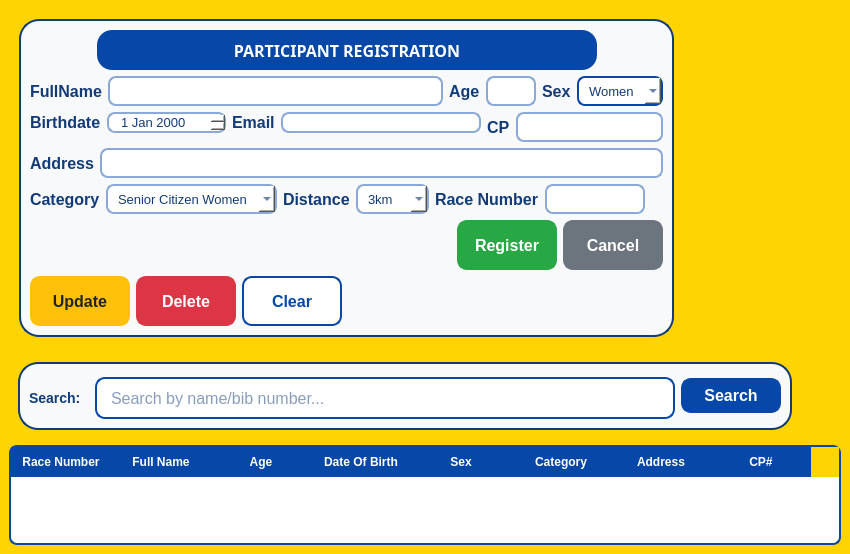
Old version of the form features/registrationFrontPage/registrationBg.ui in the repository MorlyBoyylanan/Fun_Run_Core_Application.
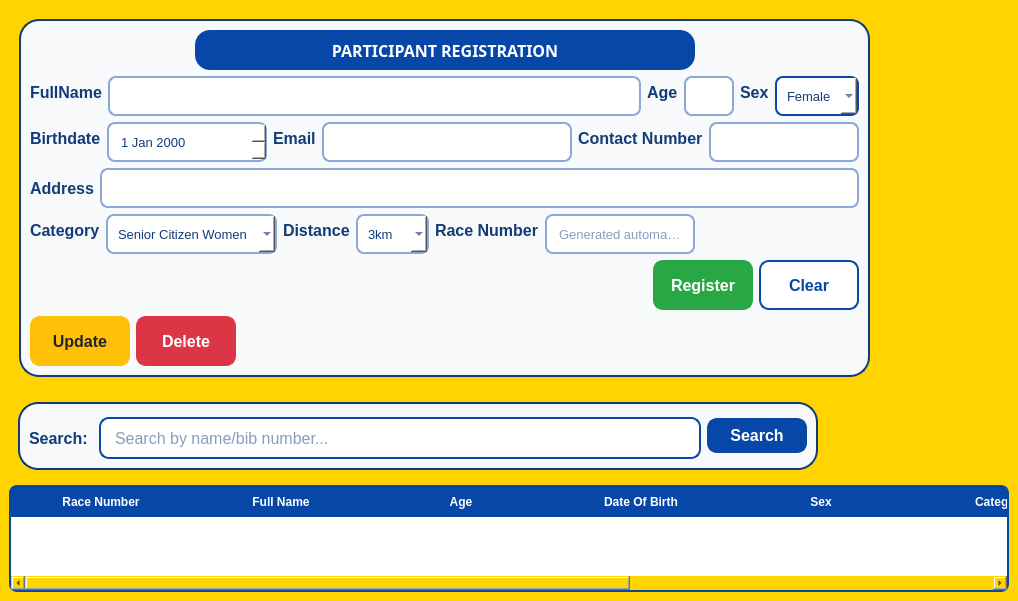
New version of the form.

Patch:
```diff
--- a/features/registrationFrontPage/registrationBg.ui
+++ b/features/registrationFrontPage/registrationBg.ui
@@ -6,8 +6,8 @@
    <rect>
     <x>0</x>
     <y>0</y>
-    <width>850</width>
-    <height>490</height>
+    <width>909</width>
+    <height>601</height>
    </rect>
   </property>
   <property name="sizePolicy">
@@ -194,7 +194,7 @@
                      <property name="minimumSize">
                       <size>
                        <width>0</width>
-                       <height>30</height>
+                       <height>40</height>
                       </size>
                      </property>
                      <property name="font">
@@ -256,7 +256,7 @@
                      <property name="minimumSize">
                       <size>
                        <width>30</width>
-                       <height>30</height>
+                       <height>40</height>
                       </size>
                      </property>
                      <property name="maximumSize">
@@ -324,7 +324,7 @@
                      <property name="minimumSize">
                       <size>
                        <width>70</width>
-                       <height>30</height>
+                       <height>40</height>
                       </size>
                      </property>
                      <property name="font">
@@ -349,7 +349,7 @@
                      </property>
                      <item>
                       <property name="text">
-                       <string>Women</string>
+                       <string>Female</string>
                       </property>
                      </item>
                      <item>
@@ -393,6 +393,12 @@
                    </item>
                    <item row="0" column="1">
                     <widget class="QDateEdit" name="birthdateEdit">
+                     <property name="minimumSize">
+                      <size>
+                       <width>160</width>
+                       <height>40</height>
+                      </size>
+                     </property>
                      <property name="font">
                       <font>
                        <family>Arial</family>
@@ -461,8 +467,8 @@
                     <widget class="QLineEdit" name="emailtxt">
                      <property name="minimumSize">
                       <size>
-                       <width>200</width>
-                       <height>0</height>
+                       <width>250</width>
+                       <height>40</height>
                       </size>
                      </property>
                      <property name="font">
@@ -515,7 +521,7 @@
 }</string>
                      </property>
                      <property name="text">
-                      <string>CP</string>
+                      <string>Contact Number</string>
                      </property>
                     </widget>
                    </item>
@@ -523,8 +529,8 @@
                     <widget class="QLineEdit" name="cptxt">
                      <property name="minimumSize">
                       <size>
-                       <width>130</width>
-                       <height>30</height>
+                       <width>150</width>
+                       <height>40</height>
                       </size>
                      </property>
                      <property name="maximumSize">
@@ -594,7 +600,7 @@
                    <property name="minimumSize">
                     <size>
                      <width>0</width>
-                     <height>30</height>
+                     <height>40</height>
                     </size>
                    </property>
                    <property name="font">
@@ -658,7 +664,7 @@
                      <property name="minimumSize">
                       <size>
                        <width>100</width>
-                       <height>30</height>
+                       <height>40</height>
                       </size>
                      </property>
                      <property name="font">
@@ -747,7 +753,7 @@
                      <property name="minimumSize">
                       <size>
                        <width>30</width>
-                       <height>30</height>
+                       <height>40</height>
                       </size>
                      </property>
                      <property name="maximumSize">
@@ -846,13 +852,13 @@
                     <widget class="QLineEdit" name="racenumbertxt">
                      <property name="minimumSize">
                       <size>
-                       <width>70</width>
-                       <height>30</height>
+                       <width>100</width>
+                       <height>40</height>
                       </size>
                      </property>
                      <property name="maximumSize">
                       <size>
-                       <width>100</width>
+                       <width>150</width>
                        <height>16777215</height>
                       </size>
                      </property>
@@ -880,6 +886,12 @@
     border: 2px solid #0647A8;
 }</string>
                      </property>
+                     <property name="readOnly">
+                      <bool>true</bool>
+                     </property>
+                     <property name="placeholderText">
+                      <string>Generated automatically</string>
+                     </property>
                     </widget>
                    </item>
                   </layout>
@@ -944,7 +956,7 @@
                   </widget>
                  </item>
                  <item>
-                  <widget class="QPushButton" name="cancelButton">
+                  <widget class="QPushButton" name="clearButton">
                    <property name="minimumSize">
                     <size>
                      <width>100</width>
@@ -961,9 +973,9 @@
                    </property>
                    <property name="styleSheet">
                     <string notr="true">QPushButton {
-    background-color: #6C757D;
-    color: #FFFFFF;
-    border: 2px solid #6C757D;
+    background-color: #FFFFFF;
+    color: #0647A8;
+    border: 2px solid #0647A8;
     border-radius: 10px;
     padding: 6px 15px;
     font-family: Arial;
@@ -971,16 +983,17 @@
 }
 
 QPushButton:hover {
-    background-color: #5A6268;
-    border: 2px solid #5A6268;
+    background-color: #EAF2FF;
+    border: 2px solid #0B5CC7;
+    color: #0B5CC7;
 }
 
 QPushButton:pressed {
-    background-color: #495057;
+    background-color: #D6E6FF;
 }</string>
                    </property>
                    <property name="text">
-                    <string>Cancel</string>
+                    <string>Clear</string>
                    </property>
                   </widget>
                  </item>
@@ -1070,48 +1083,6 @@
                    </property>
                   </widget>
                  </item>
-                 <item>
-                  <widget class="QPushButton" name="clearButton">
-                   <property name="minimumSize">
-                    <size>
-                     <width>100</width>
-                     <height>50</height>
-                    </size>
-                   </property>
-                   <property name="font">
-                    <font>
-                     <family>Arial</family>
-                     <pointsize>12</pointsize>
-                     <weight>75</weight>
-                     <bold>true</bold>
-                    </font>
-                   </property>
-                   <property name="styleSheet">
-                    <string notr="true">QPushButton {
-    background-color: #FFFFFF;
-    color: #0647A8;
-    border: 2px solid #0647A8;
-    border-radius: 10px;
-    padding: 6px 15px;
-    font-family: Arial;
-    font-weight: bold;
-}
-
-QPushButton:hover {
-    background-color: #EAF2FF;
-    border: 2px solid #0B5CC7;
-    color: #0B5CC7;
-}
-
-QPushButton:pressed {
-    background-color: #D6E6FF;
-}</string>
-                   </property>
-                   <property name="text">
-                    <string>Clear</string>
-                   </property>
-                  </widget>
-                 </item>
                  <item>
                   <spacer name="horizontalSpacer_4">
                    <property name="orientation">
@@ -1208,13 +1179,20 @@
                    <height>30</height>
                   </size>
                  </property>
+                 <property name="font">
+                  <font>
+                   <family>Arial</family>
+                   <pointsize>12</pointsize>
+                   <weight>75</weight>
+                   <bold>true</bold>
+                  </font>
+                 </property>
                  <property name="styleSheet">
                   <string notr="true">QLabel {
     background-color: transparent;
     color: #123B78;
     border: none;
     font-family: Arial;
-    font-size: 14px;
     font-weight: bold;
 }
 </string>
@@ -1336,13 +1314,13 @@
         </property>
         <property name="minimumSize">
          <size>
-          <width>830</width>
+          <width>1000</width>
           <height>100</height>
          </size>
         </property>
         <property name="maximumSize">
          <size>
-          <width>1500</width>
+          <width>1800</width>
           <height>16777215</height>
          </size>
         </property>
@@ -1384,6 +1362,12 @@
         <property name="editTriggers">
          <set>QAbstractItemView::NoEditTriggers</set>
         </property>
+        <attribute name="horizontalHeaderCascadingSectionResizes">
+         <bool>true</bool>
+        </attribute>
+        <attribute name="horizontalHeaderDefaultSectionSize">
+         <number>180</number>
+        </attribute>
         <column>
          <property name="text">
           <string>Race Number</string>
@@ -1421,7 +1405,7 @@
         </column>
         <column>
          <property name="text">
-          <string>CP#</string>
+          <string>Contact Number</string>
          </property>
         </column>
        </widget>
```
Left out of the diff: 2 changed lines with no effect on the pictures.
